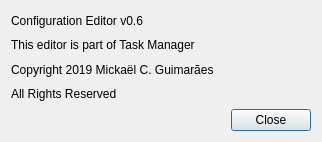
Qt form ConfigurationEditingTool/src/aboutdialog.ui (MickaelOnTheWave/GuimicK) before a commit.
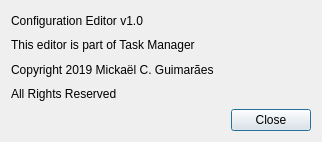
The same form after that commit.

Commit message: Refactored NSIS script and editor to centralize product name. Changed product name to GuimicK. Changed Window Start menu to a single entry.

```diff
--- a/ConfigurationEditingTool/src/aboutdialog.ui
+++ b/ConfigurationEditingTool/src/aboutdialog.ui
@@ -51,7 +51,7 @@
    <item row="0" column="0">
     <widget class="QLabel" name="labelExeInfo">
      <property name="text">
-      <string>Configuration Editor v0.6</string>
+      <string>Configuration Editor v1.0</string>
      </property>
     </widget>
    </item>
```
Left out of the diff: 2 changed lines with no effect on the pictures. The commit also changes 7 other files.
